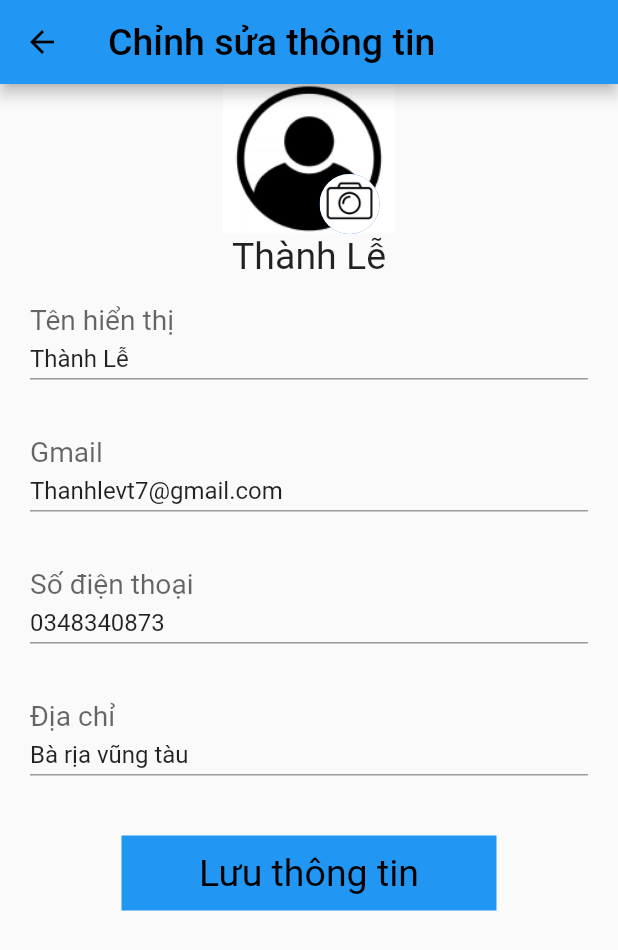
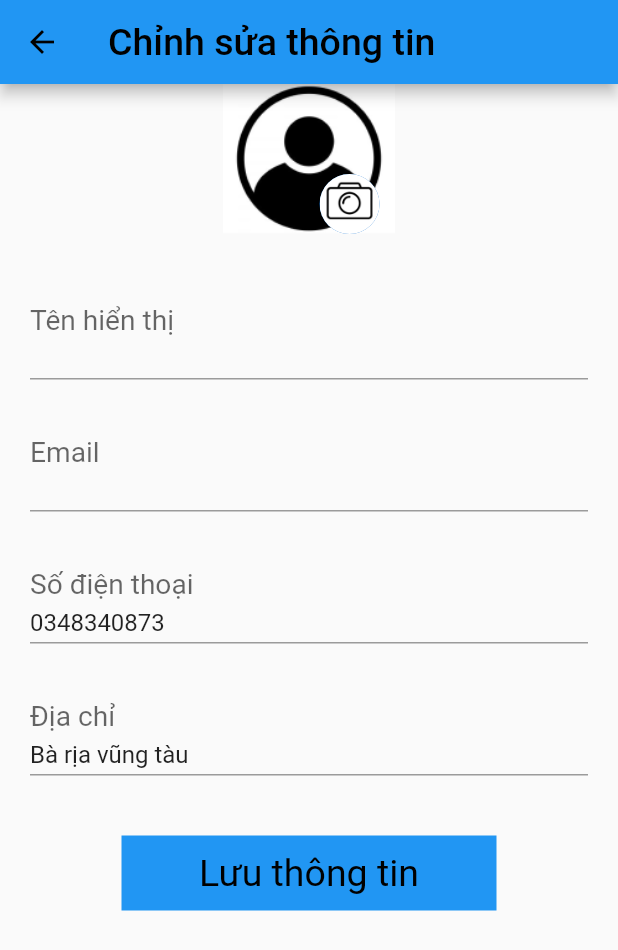
Before and after one commit to thanhlevt7/doanltdd, a Flutter app: the EditProfilePage screen opened by its route, on a phone screen of 412 x 824 dp. Shown: the top 950 px of the screen. Run offline on Flutter 3.47's test engine with Material 2 defaults, Android fonts, the phone set to English and light mode, and no system bars; our stand-ins replace cloud_firestore, firebase_auth, firebase_core, fluttertoast; accounts and stored records are empty.

Commit message:
load thong tin nguoi dung va chuc nang thay doi thong tin nguoi dung

```diff
--- a/src/doan_flutter/lib/screens/Home/User/edit_profile_page.dart
+++ b/src/doan_flutter/lib/screens/Home/User/edit_profile_page.dart
@@ -1,4 +1,7 @@
+import 'package:cloud_firestore/cloud_firestore.dart';
 import 'package:doan_flutter/constant.dart';
+import 'package:doan_flutter/model/user_model.dart';
+import 'package:firebase_auth/firebase_auth.dart';
 import 'package:flutter/material.dart';
 
 class EditProfilePage extends StatefulWidget {
@@ -9,14 +12,37 @@ class EditProfilePage extends StatefulWidget {
 }
 
 class _EditProfilePageState extends State<EditProfilePage> {
+  User? user = FirebaseAuth.instance.currentUser;
+  UserModel loggedInUser = UserModel();
+  final data = FirebaseFirestore.instance;
+  @override
+  void initState() {
+    super.initState();
+    FirebaseFirestore.instance
+        .collection("users")
+        .doc(user!.uid)
+        .get()
+        .then((value) {
+      loggedInUser = UserModel.fromMap(value.data());
+      setState(() {});
+    });
+  }
+
+  updateInformation() async {
+    await data
+        .collection("users")
+        .doc(user!.uid)
+        .update({'fullname': name.text});
+  }
+
   final name = TextEditingController();
-  final gmail = TextEditingController();
+  final email = TextEditingController();
   final phone = TextEditingController();
   final address = TextEditingController();
   @override
   Widget build(BuildContext context) {
-    name.text = "Thành Lễ";
-    gmail.text = "Thanhlevt7@gmail.com";
+    name.text = "${loggedInUser.fullname}";
+    email.text = "${loggedInUser.email}";
     phone.text = "0348340873";
     address.text = "Bà rịa vũng tàu";
     return Scaffold(
@@ -52,15 +78,20 @@ class _EditProfilePageState extends State<EditProfilePage> {
                 )
               ],
             ),
-            const Text("Thành Lễ", style: TextStyle(fontSize: 25)),
+            Text("${loggedInUser.fullname}",
+                style: const TextStyle(fontSize: 25)),
             buildTextField(title: "Tên hiển thị", controller: name, a: false),
-            buildTextField(title: "Gmail", controller: gmail, a: true),
+            buildTextField(title: "Email", controller: email, a: true),
             buildTextField(title: "Số điện thoại", controller: phone, a: false),
             buildTextField(title: "Địa chỉ", controller: address, a: false),
             const SizedBox(
               height: 20.0,
             ),
-            Container(
+            InkWell(
+              onTap: () {
+                updateInformation();
+              },
+              child: Container(
                 height: 50,
                 width: 250,
                 color: Colors.blue,
@@ -68,6 +99,7 @@ class _EditProfilePageState extends State<EditProfilePage> {
                   child: Text(
                     "Lưu thông tin",
                     style: TextStyle(fontSize: 25, color: Colors.black),
+                  ),
                 ),
               ),
             ),
```
Lines whose indentation alone changed are shown as unchanged.
